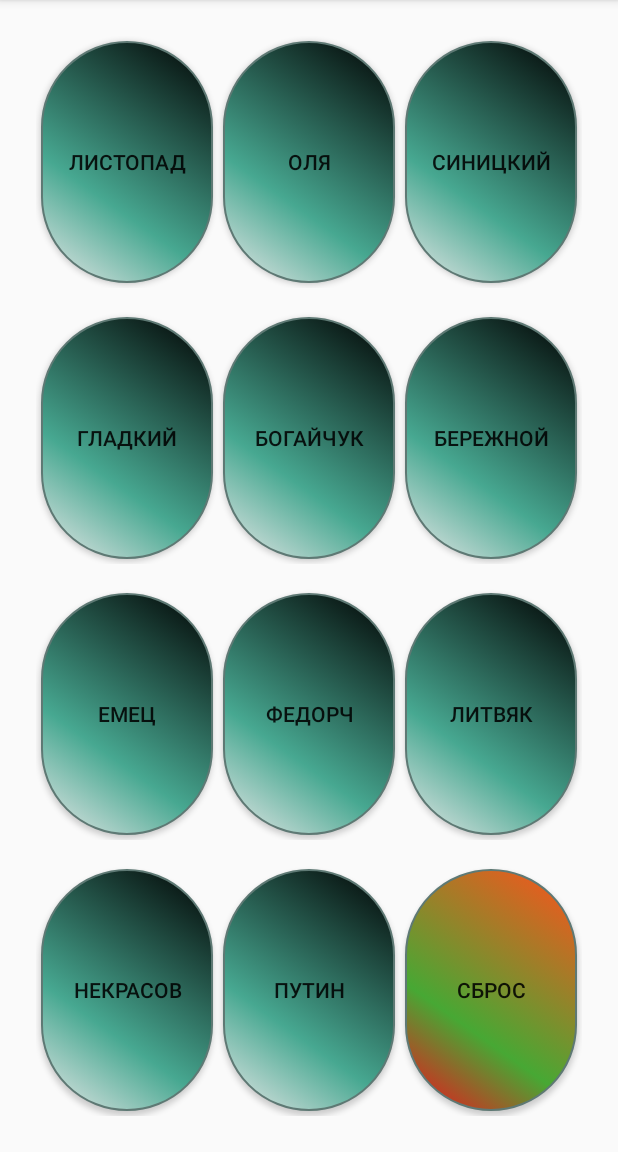
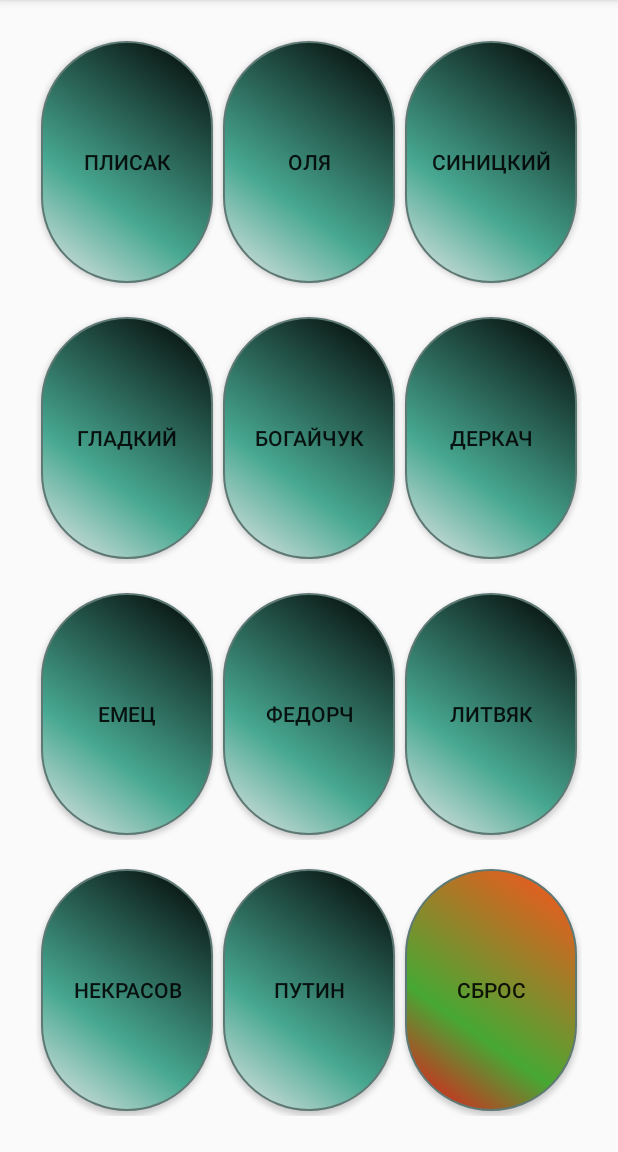
Before and after one commit to ZombieCloud/CallsRedir, an Android app: the screen it shows after launch (MainActivity), on a phone screen of 412 x 824 dp, the part 84-1236 px from its top. Run offline under Robolectric (Android 15) with nearby library versions, the light colour scheme and no system bars.

Commit message:
+Деркач +Плисак Вячеслав

```diff
--- a/app/src/main/res/layout/activity_main.xml
+++ b/app/src/main/res/layout/activity_main.xml
@@ -33,7 +33,7 @@
                 android:background="@drawable/button_style"
                 android:onClick="button3_OnClick"
                 android:padding="0dp"
-                android:text="Листопад" />
+                android:text="Плисак" />
 
             <Button
                 android:id="@+id/button2"
@@ -94,7 +94,7 @@
                 android:layout_weight="1"
                 android:background="@drawable/button_style"
                 android:onClick="button4_OnClick"
-                android:text="Бережной" />
+                android:text="Деркач" />
         </LinearLayout>
 
         <LinearLayout
```
Also changed, not shown: app/src/main/java/com/app/callsredir/MainActivity.java (+4 -4 lines).
